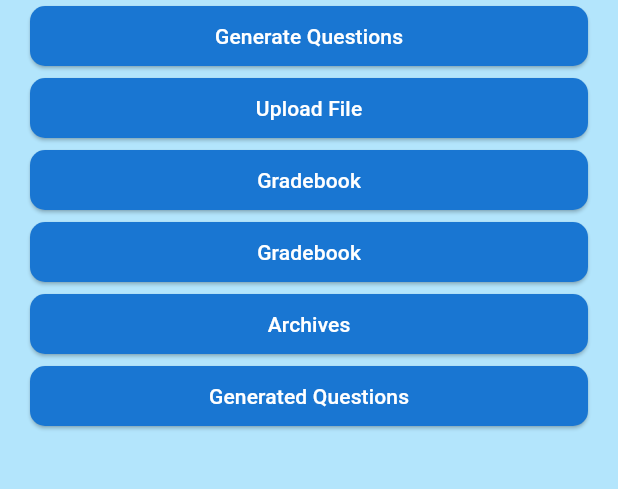
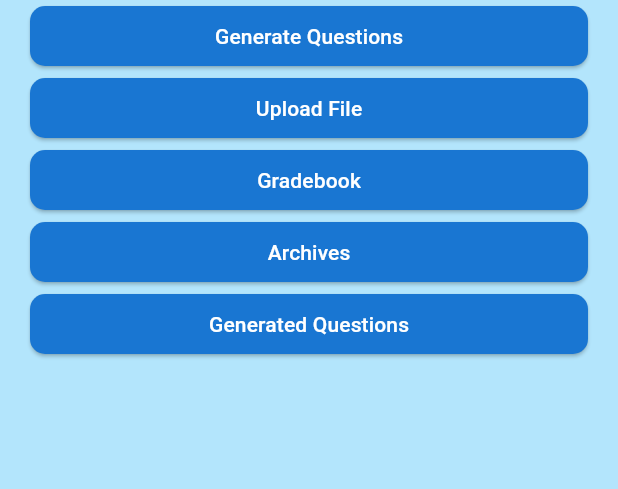
Before and after one commit to umgc/spring2024, a Flutter app: the HomeScreen screen opened directly, on a phone screen of 412 x 824 dp, the part 339-828 px from its top. Run offline on Flutter 3.47's test engine with Material 3 defaults, Android fonts, the light colour scheme and no system bars; our stand-ins replace cloud_firestore, file_picker, firebase_auth, firebase_core; accounts and stored records are empty.

Commit message:
fluid design fix

```diff
--- a/LLM/educ_ai_tion/lib/screens/home_screen.dart
+++ b/LLM/educ_ai_tion/lib/screens/home_screen.dart
@@ -204,17 +204,7 @@ class _HomeScreenState extends State<HomeScreen> {
             ),
             child: Text('Gradebook'),
           ),
-          ElevatedButton(
-            onPressed: () {},
-            style: ElevatedButton.styleFrom(
-              backgroundColor: Colors.blue[700],
-              foregroundColor: Colors.white,
-              shape: RoundedRectangleBorder(
-                borderRadius: BorderRadius.circular(10.0),
-              ),
-            ),
-                        child: Text('Gradebook'),
-          ),
+
           ElevatedButton(
             onPressed: () {},
             style: ElevatedButton.styleFrom(
```
